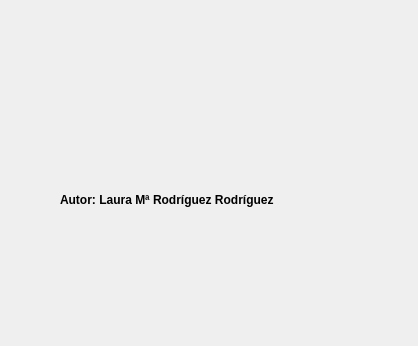
First picture: the form in rodriguezrodriguezrecupera/templates/dlgAbout.ui, repository lauri1604/rodriguezrodriguezrecupera, before the edit.
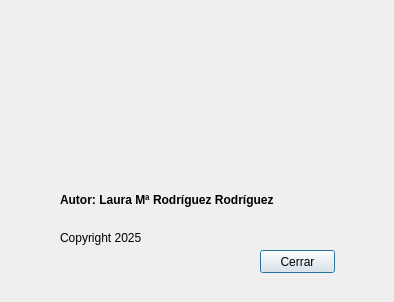
Second picture: the form after the edit. Icons and pictures are not drawn.

Patch:
```diff
--- a/rodriguezrodriguezrecupera/templates/dlgAbout.ui
+++ b/rodriguezrodriguezrecupera/templates/dlgAbout.ui
@@ -6,8 +6,8 @@
    <rect>
     <x>0</x>
     <y>0</y>
-    <width>418</width>
-    <height>346</height>
+    <width>394</width>
+    <height>302</height>
    </rect>
   </property>
   <property name="windowTitle">
@@ -51,6 +51,32 @@
     <string>Autor: Laura Mª Rodríguez Rodríguez</string>
    </property>
   </widget>
+  <widget class="QLabel" name="copyright">
+   <property name="geometry">
+    <rect>
+     <x>60</x>
+     <y>230</y>
+     <width>81</width>
+     <height>16</height>
+    </rect>
+   </property>
+   <property name="text">
+    <string>Copyright 2025</string>
+   </property>
+  </widget>
+  <widget class="QPushButton" name="botonCerrarAbout">
+   <property name="geometry">
+    <rect>
+     <x>260</x>
+     <y>250</y>
+     <width>75</width>
+     <height>23</height>
+    </rect>
+   </property>
+   <property name="text">
+    <string>Cerrar</string>
+   </property>
+  </widget>
  </widget>
  <resources/>
  <connections/>
```
Left out of the diff: 6 changed lines with no effect on the pictures.
